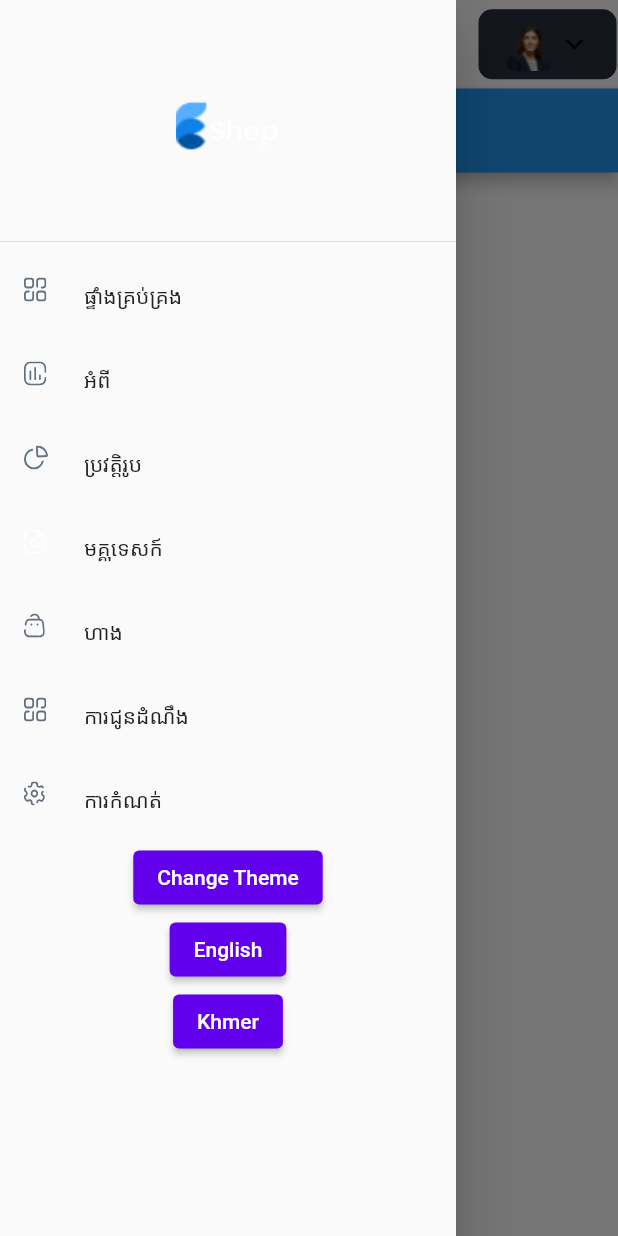
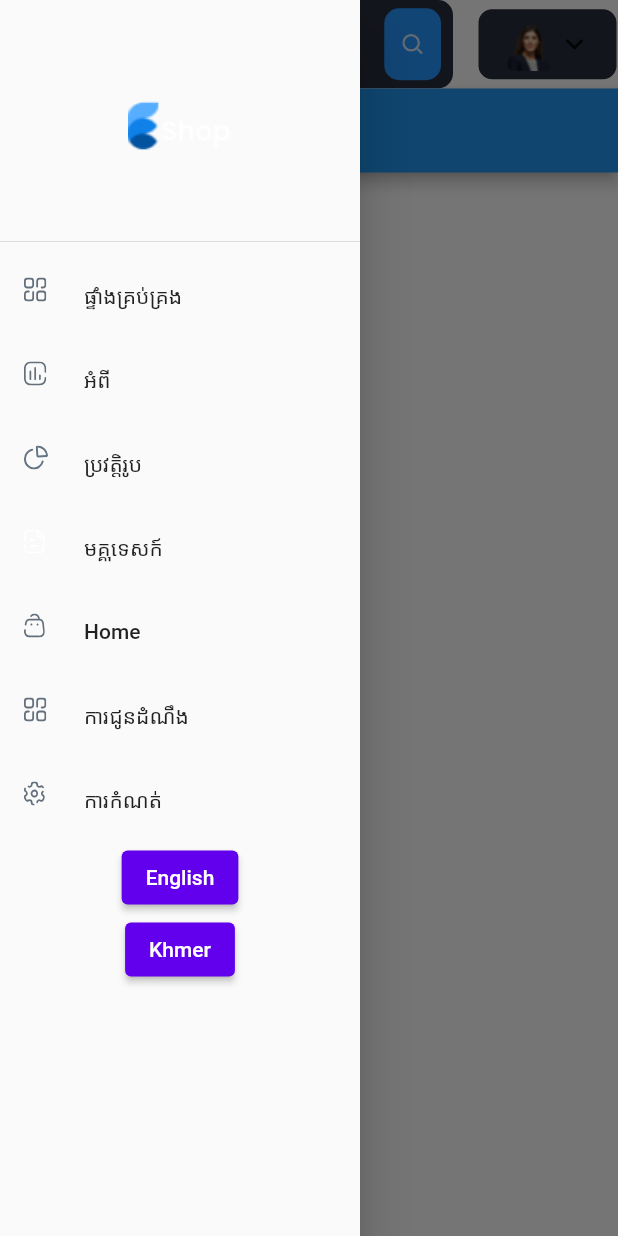
Before and after one commit to Chhinvanchhai/reanban, a Flutter app: the screen it shows after launch, with the side drawer open, on a phone screen of 412 x 824 dp. Run offline on Flutter 3.47's test engine with Material 2 defaults, Android fonts, the phone set to English and light mode, and no system bars; our stand-ins replace flutter_svg, get; missing offline and left inert: dart:ffi, window_manager; network calls fail; Roboto replaces fonts that are missing (NiradeiRegular); project files that could hold a hidden picture were left out.

Commit message:
modefier layout

```diff
--- a/lib/routes/route.dart
+++ b/lib/routes/route.dart
@@ -2,6 +2,7 @@ import 'package:reanban/animation/size_transition.dart';
 import 'package:reanban/screens/about.dart';
 import 'package:reanban/screens/dashboard_screen.dart';
 import 'package:reanban/screens/guide.dart';
+import 'package:reanban/screens/home/HomeScreen.dart';
 import 'package:reanban/screens/main/main_screen.dart';
 import 'package:reanban/screens/profile.dart';
 import 'package:get/get.dart';
@@ -25,7 +26,13 @@ List<GetPage> routes = [
     page: () => About(),
   ),
   GetPage(
-    name: '/guide',
+    name: '/home',
+    // transition: Transition.cupertino,
+    customTransition: SizeTransitions(),
+    page: () => HomeScreen(),
+  ),
+  GetPage(
+    name: '/resort',
     // transition: Transition.cupertino,
     customTransition: SizeTransitions(),
     page: () => Guide(),
--- a/lib/screens/main/components/side_menu.dart
+++ b/lib/screens/main/components/side_menu.dart
@@ -37,6 +37,7 @@ class _SideMenuState extends State<SideMenu> {
   Widget build(BuildContext context) {
     return Drawer(
       // backgroundColor: !isDark ? bgDark : bgLight,
+      width: 240,
       child: SingleChildScrollView(
         child: Column(
           children: [
@@ -72,10 +73,10 @@ class _SideMenuState extends State<SideMenu> {
               },
             ),
             DrawerListTile(
-              title: 'store',
+              title: 'Home',
               dark: isDark,
               svgIcon: 'assets/icons/menu_store.svg',
-              press: () => {print('Click List')},
+              press: () => {Get.toNamed('/home')},
             ),
             DrawerListTile(
               title: 'notifications',
@@ -89,12 +90,12 @@ class _SideMenuState extends State<SideMenu> {
               svgIcon: 'assets/icons/menu_setting.svg',
               press: () => {print('Click List')},
             ),
-            ElevatedButton(
-              child: Text("Change Theme"),
-              onPressed: () {
-                changeTheme();
-              },
-            ),
+            // ElevatedButton(
+            //   child: Text("Change Theme"),
+            //   onPressed: () {
+            //     changeTheme();
+            //   },
+            // ),
             ElevatedButton(
               child: Text('English'),
               onPressed: () {
```
Also changed, not shown: lib/screens/home/HomeScreen.dart (added, +90 -0 lines).
